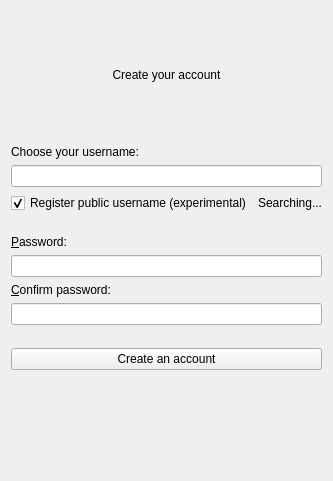
KDE/ring-kde, file src/widgets/ui/accountcreator.ui: the form before one commit.
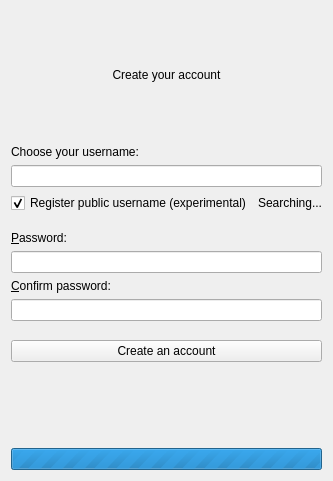
The form after the commit. Icons and pictures are not drawn.

Commit message: Use color scheme from environment in Wizard

```diff
--- a/src/widgets/ui/accountcreator.ui
+++ b/src/widgets/ui/accountcreator.ui
@@ -137,7 +137,7 @@
      <property name="sizeHint" stdset="0">
       <size>
        <width>304</width>
-       <height>100</height>
+       <height>80</height>
       </size>
      </property>
     </spacer>
@@ -168,6 +168,16 @@
      </property>
     </widget>
    </item>
+   <item row="12" column="0" colspan="3">
+    <widget class="QProgressBar" name="progressBar">
+     <property name="maximum">
+      <number>0</number>
+     </property>
+     <property name="value">
+      <number>-1</number>
+     </property>
+    </widget>
+   </item>
   </layout>
  </widget>
  <tabstops>
```
Left out of the diff: 4 changed lines with no effect on the pictures. The commit also changes 2 other files.
